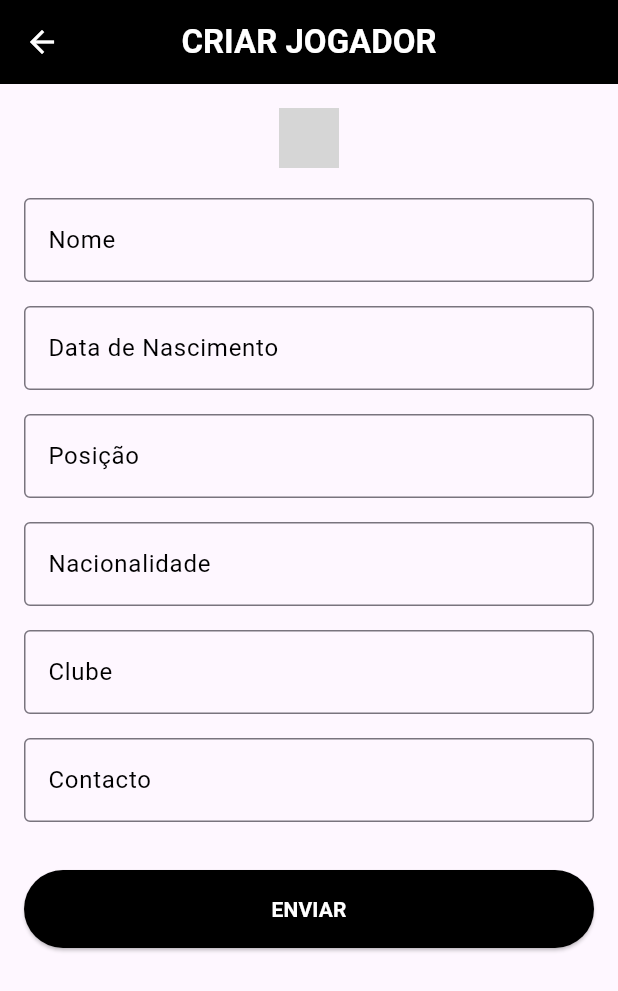
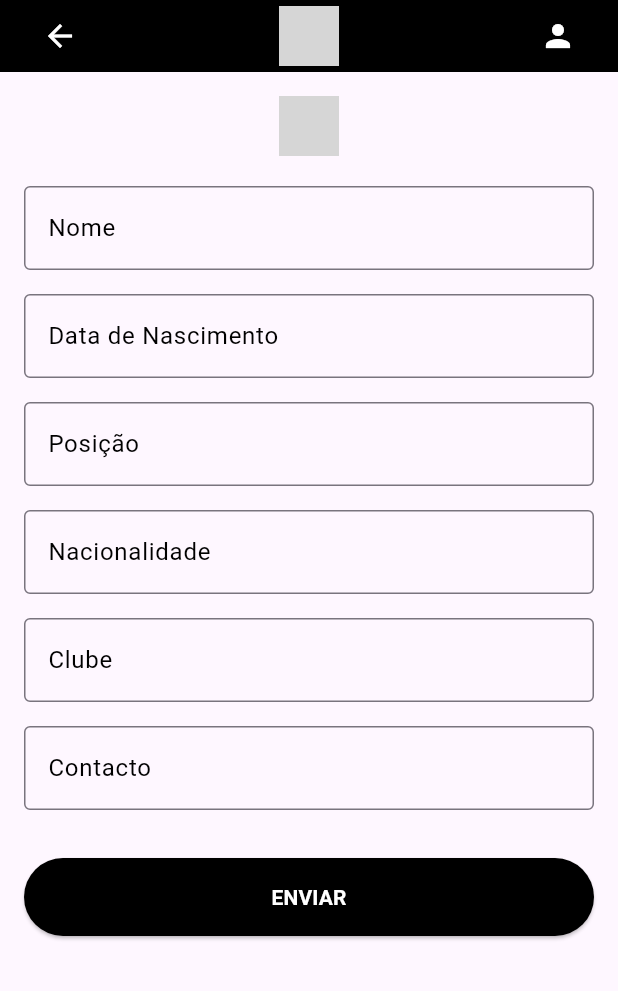
Before and after one commit to WeakyStar0/Grupo-10-Biriatos-App, a Flutter app: the HomeScreen screen opened directly, after a tap on "CRIAR JOGADOR", on a phone screen of 412 x 824 dp. Shown: the top 991 px of the screen. Run offline on Flutter 3.47's test engine with Material 3 defaults, Android fonts, the phone set to English and light mode, and no system bars; grey boxes are pictures that could not be loaded.

Commit message:
criarjogador fix

```diff
--- a/appviriatos/lib/criarjogador.dart
+++ b/appviriatos/lib/criarjogador.dart
@@ -1,28 +1,10 @@
 import 'package:flutter/material.dart';
 
-import 'header.dart';
+import 'header.dart'; // Certifica-te que o ficheiro header.dart existe com o CustomHeader implementado.
 
-  @override
-  Widget build(BuildContext context) {
-    return Scaffold(
-      appBar: CustomHeader(
-        onBack: () {
-          Navigator.pop(context); // Ação ao clicar em voltar
-        },
-        onProfile: () {
-          // Ação ao clicar no botão de perfil
-          print('Perfil clicado');
-        },
-      ),
-      body: const Center(
-        child: Text(
-          'Conteúdo da Página',
-          style: TextStyle(fontSize: 16),
-        ),
-      ),
-    );
-  }
-
+void main() {
+  runApp(const CriarJogador());
+}
 
 class CriarJogador extends StatelessWidget {
   const CriarJogador({Key? key}) : super(key: key);
@@ -31,7 +13,7 @@ class CriarJogador extends StatelessWidget {
   Widget build(BuildContext context) {
     return MaterialApp(
       debugShowCheckedModeBanner: false,
-      home: CriarJogadorPage(),
+      home: CriarJogadorPage(), // Define a página inicial
     );
   }
 }
@@ -44,42 +26,37 @@ class CriarJogadorPage extends StatelessWidget {
   @override
   Widget build(BuildContext context) {
     return Scaffold(
-      appBar: AppBar(
-        backgroundColor: Colors.black,
-        leading: IconButton(
-          icon: const Icon(Icons.arrow_back, color: Colors.white),
-          onPressed: () {
-            // Ação ao clicar no botão voltar
-          },
-        ),
-        title: const Text(
-          'CRIAR JOGADOR',
-          style: TextStyle(color: Colors.white, fontWeight: FontWeight.bold),
-        ),
-        centerTitle: true,
+      appBar: CustomHeader(
+        onBack: () {
+          Navigator.pop(context); // Voltar à página anterior
+        },
+        onProfile: () {
+          // Ação ao clicar no botão de perfil
+          print('Perfil clicado');
+        },
       ),
       body: Padding(
         padding: const EdgeInsets.all(16.0),
         child: Column(
           crossAxisAlignment: CrossAxisAlignment.stretch,
           children: [
-            // Cabeçalho do escudo
+            // Logótipo no topo
             Row(
               mainAxisAlignment: MainAxisAlignment.center,
               children: [
                 Image.asset(
-                  'assets/shield.png', // Substituir pelo path correto do escudo
+                  'assets/shield.png', // Substituir pelo caminho correto do escudo
                   height: 40,
                 ),
               ],
             ),
             const SizedBox(height: 20),
+            // Formulário
             Form(
               key: _formKey,
               child: Column(
                 crossAxisAlignment: CrossAxisAlignment.stretch,
                 children: [
-                  // Campos do formulário
                   _buildTextField('Nome', 'Introduza o Nome Completo'),
                   const SizedBox(height: 16),
                   _buildTextField('Data de Nascimento', 'Introduza a Data de nascimento'),
@@ -96,6 +73,7 @@ class CriarJogadorPage extends StatelessWidget {
                     onPressed: () {
                       if (_formKey.currentState!.validate()) {
                         // Processa os dados
+                        print('Dados validados!');
                       }
                     },
                     style: ElevatedButton.styleFrom(
```
